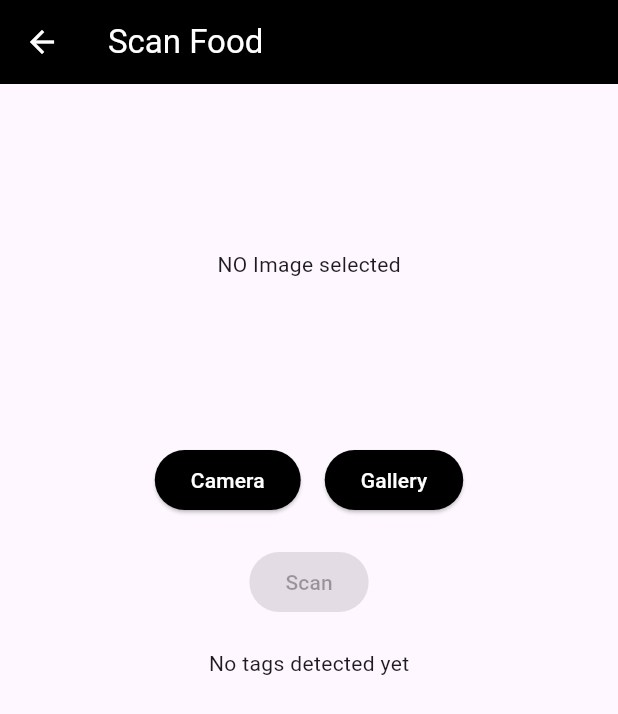
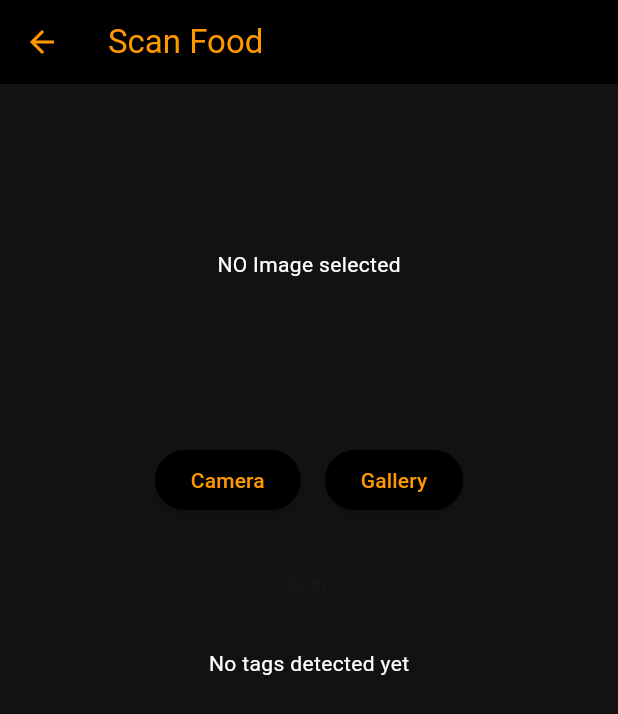
Before and after one commit to amansingh4847/know_your_own_food, a Flutter app: the ScanPage screen opened directly, on a phone screen of 412 x 824 dp. Shown: the top 714 px of the screen. Run offline on Flutter 3.47's test engine with Material 3 defaults, Android fonts, the phone set to English and light mode, and no system bars; our stand-ins replace image_picker; missing offline and left inert: tflite_flutter.

Commit message:
Updated ui of scanpage

```diff
--- a/lib/model_scan_page.dart
+++ b/lib/model_scan_page.dart
@@ -168,6 +168,7 @@ class _ModelScanPageState extends State<ModelScanPage> {
   @override
   Widget build(BuildContext context) {
     return Scaffold(
+      backgroundColor: Color(0xFF121212),
       appBar: AppBar(
         title: const Text("Model Scan"),
         backgroundColor: Colors.black,
--- a/lib/scan_page.dart
+++ b/lib/scan_page.dart
@@ -144,10 +144,11 @@ class _ScanPageState extends State<ScanPage> {
   @override
   Widget build(BuildContext context) {
     return Scaffold(
+      backgroundColor: Color(0xFF121212),
       appBar: AppBar(
         title: const Text("Scan Food"),
         backgroundColor: Colors.black,
-        foregroundColor: Colors.white,
+        foregroundColor: Colors.orange,
       ),
 
       body: Stack(
@@ -163,7 +164,8 @@ class _ScanPageState extends State<ScanPage> {
                 width: 200,
                 child: image != null
                     ? Image.file(image!)
-                    : const Center(child: Text("NO Image selected")),
+                    : const Center(child: Text("NO Image selected",
+                    style: TextStyle(color: Colors.white),)),
               ),
 
               const SizedBox(height: 20),
@@ -175,7 +177,7 @@ class _ScanPageState extends State<ScanPage> {
                     onPressed: () => pickImage(ImageSource.camera),
                     style: ElevatedButton.styleFrom(
                       backgroundColor: Colors.black,
-                      foregroundColor: Colors.white,
+                      foregroundColor: Colors.orange,
                     ),
                     child: const Text("Camera"),
                   ),
@@ -184,7 +186,7 @@ class _ScanPageState extends State<ScanPage> {
                     onPressed: () => pickImage(ImageSource.gallery),
                     style: ElevatedButton.styleFrom(
                       backgroundColor: Colors.black,
-                      foregroundColor: Colors.white,
+                      foregroundColor: Colors.orange,
                     ),
                     child: const Text("Gallery"),
                   ),
@@ -205,7 +207,8 @@ class _ScanPageState extends State<ScanPage> {
               const SizedBox(height: 20),
 
               detectedTags.isEmpty
-                  ? const Text("No tags detected yet")
+                  ? const Text("No tags detected yet",
+                  style: TextStyle(color: Colors.white),)
                   : Wrap(
                       spacing: 8,
                       children: detectedTags.map((tag) {
@@ -248,7 +251,7 @@ class _ScanPageState extends State<ScanPage> {
                       ),
 
                       const Text(
-                        "Nutrition Info",
+                        "Nutrients",
                         style: TextStyle(
                           fontSize: 22,
                           fontWeight: FontWeight.bold,
@@ -258,11 +261,11 @@ class _ScanPageState extends State<ScanPage> {
 
                       const SizedBox(height: 20),
 
-                      if (image != null)
-                        ClipRRect(
-                          borderRadius: BorderRadius.circular(15),
-                          child: Image.file(image!, height: 150, fit: BoxFit.cover),
-                        ),
+                      // if (image != null)
+                      //   ClipRRect(
+                      //     borderRadius: BorderRadius.circular(15),
+                      //     child: Image.file(image!, height: 150, fit: BoxFit.cover),
+                      //   ),
 
                       const SizedBox(height: 20),
 
@@ -271,12 +274,6 @@ class _ScanPageState extends State<ScanPage> {
                       nutrientTile("Fat", "$fat g"),
                       nutrientTile("Carbs", "$carbs g"),
 
-                      const SizedBox(height: 20),
-
-                      const Text(
-                        "⚠️ Values are estimated (per serving)",
-                        style: TextStyle(color: Colors.grey, fontSize: 12),
-                      ),
                     ],
                   ),
                 );
```
